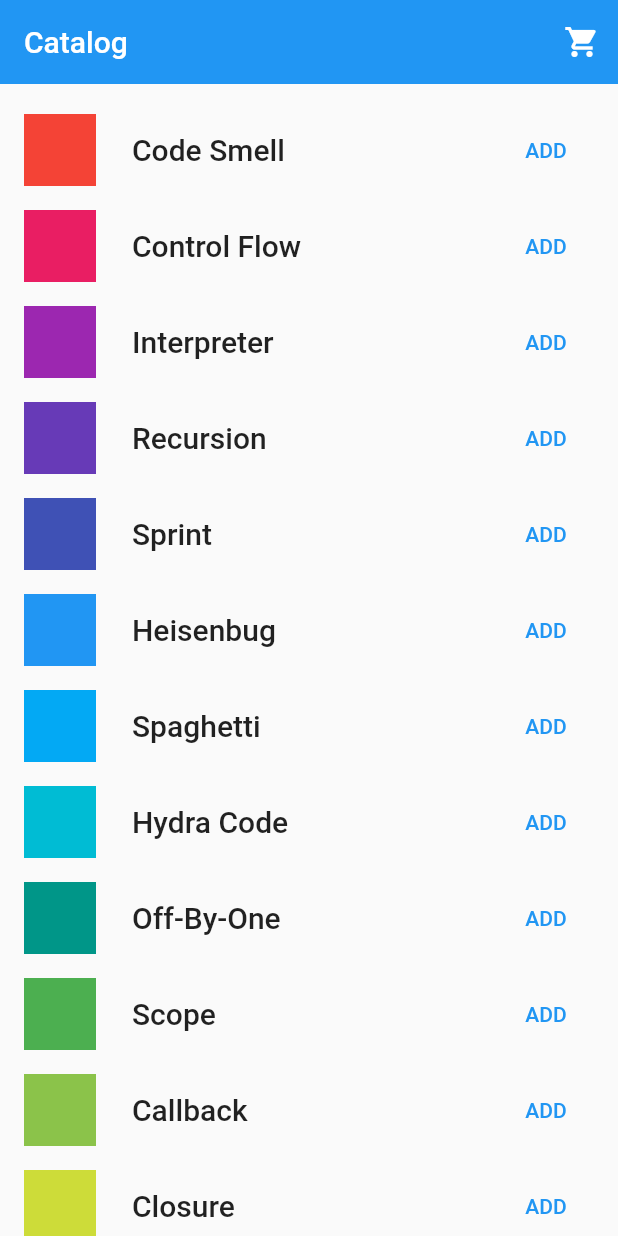
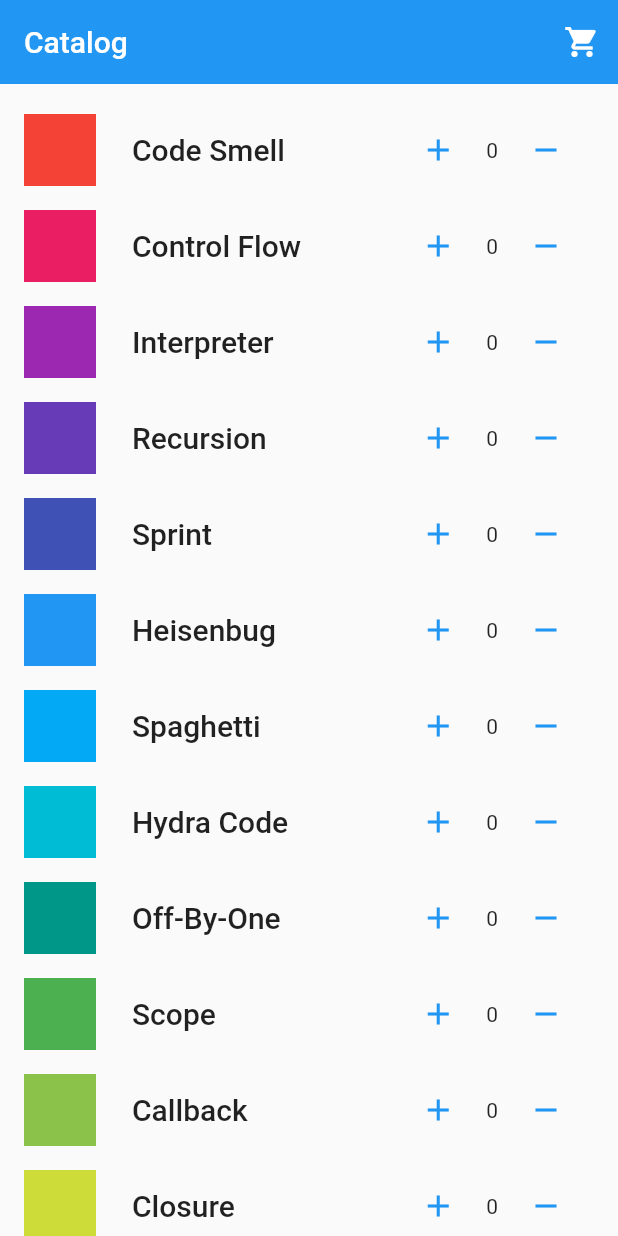
Before and after one commit to mshenawy22/Shopping-App-Bloc-Flutter, a Flutter app: the screen it shows after launch, on a phone screen of 412 x 824 dp. Run offline on Flutter 3.47's test engine with Material 2 defaults, Android fonts, the phone set to English and light mode, and no system bars; our stand-ins replace bloc, equatable, flutter_bloc.

Commit message:
Add and Remove buttons - Quantity is displayed too

```diff
--- a/lib/catalog/view/catalog_page.dart
+++ b/lib/catalog/view/catalog_page.dart
@@ -49,13 +49,8 @@ class AddButton extends StatelessWidget {
     final theme = Theme.of(context);
     return BlocBuilder<CartBloc, CartState>(
       builder: (context, state) {
-        return switch (state) {
-          CartLoading() => const CircularProgressIndicator(),
-          CartError() => const Text('Something went wrong!'),
-          CartLoaded() => Builder(
-              builder: (context) {
-                final isInCart = state.cart.items.contains(item);
-                return TextButton(
+        return
+                 TextButton(
                   style: TextButton.styleFrom(
                     disabledForegroundColor: theme.primaryColor,
                   ),
@@ -64,14 +59,69 @@ class AddButton extends StatelessWidget {
                   //     ? () => context.read<CartBloc>().add(CartItemRemoved(item))
                   //     :
                   () => context.read<CartBloc>().add(CartItemAdded(item)),
-                  child: isInCart
-                      // ? const Icon(Icons.check, semanticLabel: 'Remove')
-                      ? Text('Add ${state.cart.itemsWithQuantity[item]}')
-                      : const Text('ADD'),
+                  child:
+                    // isInCart
+                    //   ?
+                      const Icon(Icons.add, semanticLabel: 'Add')
+                      // ? Text('+ ${state.cart.itemsWithQuantity[item]}')
+                      // : const Text('ADD'),
                 );
               },
-            )
-        };
+            );
+      }
+  }
+
+
+class quantityDisplayed extends StatelessWidget {
+  const quantityDisplayed({required this.item, super.key});
+
+  final Item item;
+
+  @override
+  Widget build(BuildContext context) {
+    final theme = Theme.of(context);
+    return BlocBuilder<CartBloc, CartState>(
+      builder: (context, state) {
+        return switch (state) {
+        CartLoading() => const CircularProgressIndicator(),
+        CartError() => const Text('Something went wrong!'),
+        CartLoaded() => Builder(
+        builder: (context) {
+        return
+          Text('${state.cart.itemsWithQuantity[item]??0}');
+        },
+        )
+      };
+      },
+    );
+  }
+}
+class RemoveButton extends StatelessWidget {
+  const RemoveButton({required this.item, super.key});
+
+  final Item item;
+
+  @override
+  Widget build(BuildContext context) {
+    final theme = Theme.of(context);
+    return BlocBuilder<CartBloc, CartState>(
+      builder: (context, state) {
+        return  Builder(
+              builder: (context) {
+                return TextButton(
+                  style: TextButton.styleFrom(
+                    disabledForegroundColor: theme.primaryColor,
+                  ),
+                  onPressed:
+                  () => context.read<CartBloc>().add(CartItemRemoved(item)),
+                  child:
+                      // ? const Icon(Icons.check, semanticLabel: 'Remove')
+                      // ? Text('+ ${state.cart.itemsWithQuantity[item]}')
+                      const Icon(Icons.remove, semanticLabel: 'Remove'),
+                );
+              },
+            );
+
       },
     );
   }
@@ -114,6 +164,9 @@ class CatalogListItem extends StatelessWidget {
             Expanded(child: Text(item.name, style: textTheme)),
             const SizedBox(width: 24),
             AddButton(item: item),
+            quantityDisplayed(item: item),
+            RemoveButton(item: item),
+
           ],
         ),
       ),
```
